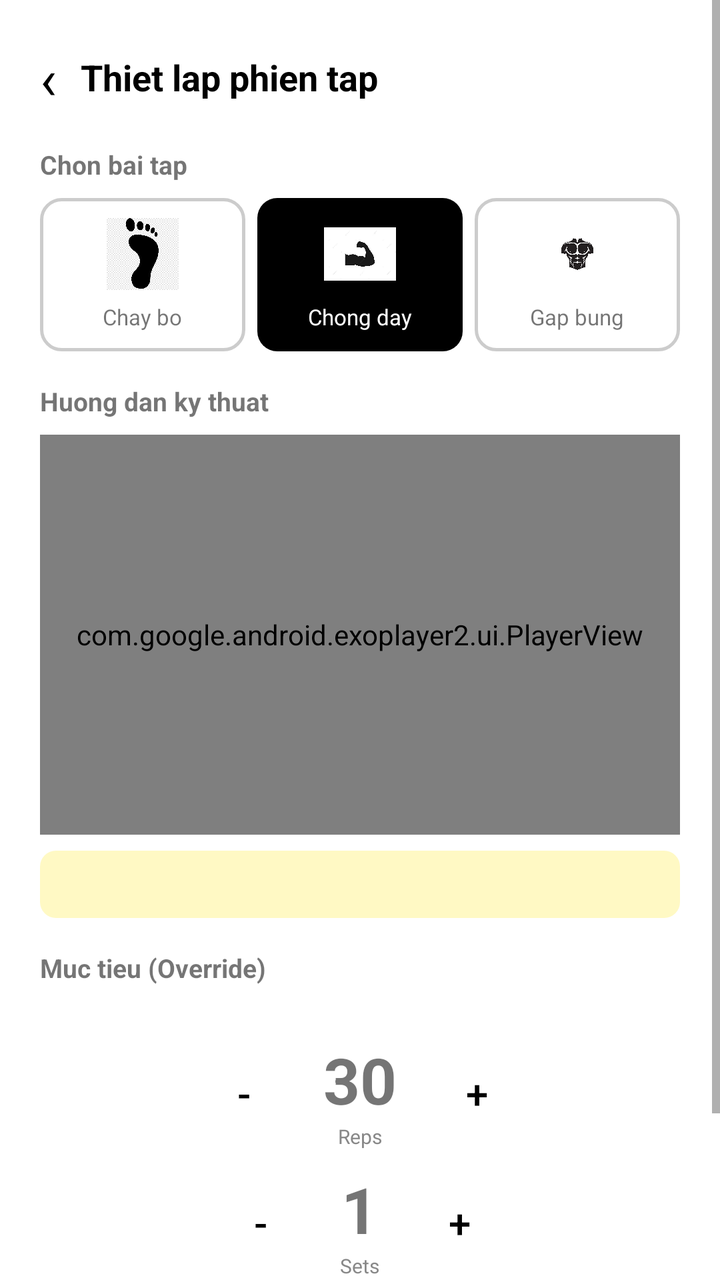
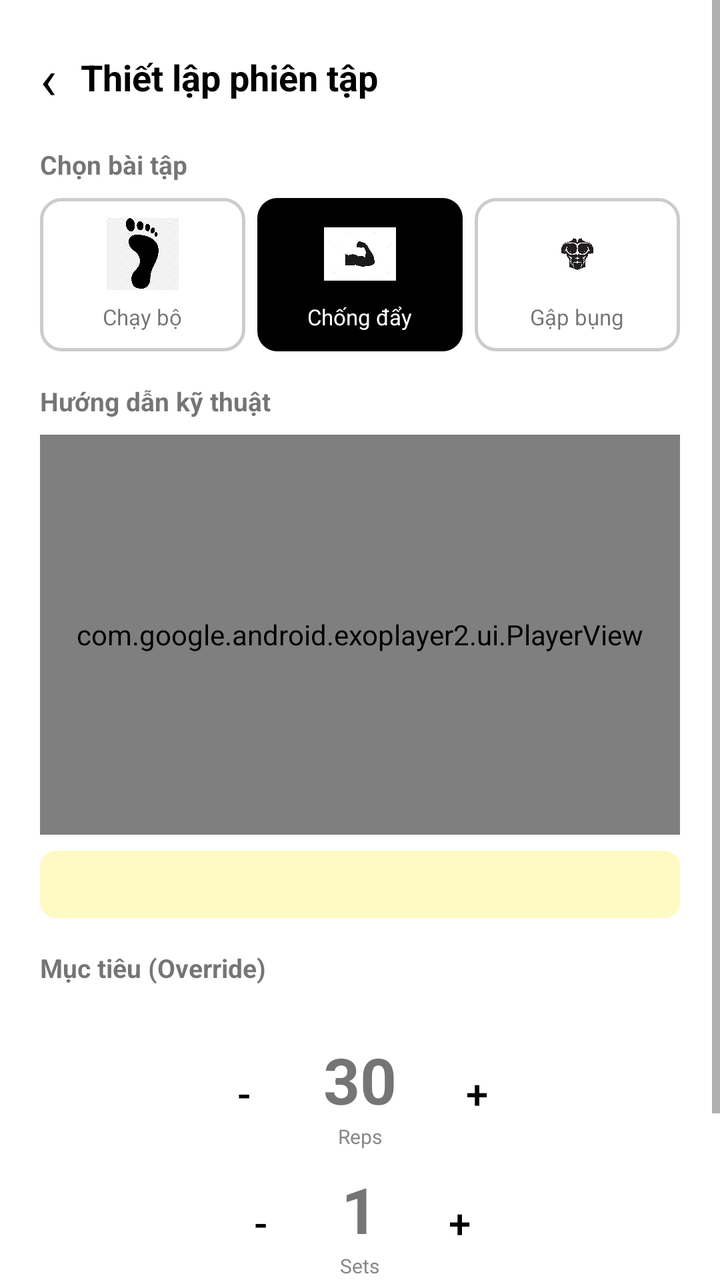

The first picture is an Android layout as it rendered before a commit; the second is the same layout after the commit. The layout source and the unified diff follow.
<!-- AndroidManifest.xml: application theme Theme.FitTrack -->
<!-- res/layout/activity_setup.xml -->
<?xml version="1.0" encoding="utf-8"?>
<ScrollView xmlns:android="http://schemas.android.com/apk/res/android"
    android:layout_width="match_parent"
    android:layout_height="match_parent"
    xmlns:app="http://schemas.android.com/apk/res-auto"
    android:background="@android:color/white">
    <LinearLayout android:layout_width="match_parent" android:layout_height="wrap_content"
        android:orientation="vertical" android:padding="20dp">
        <LinearLayout android:layout_width="match_parent" android:layout_height="wrap_content" android:gravity="center_vertical" android:layout_marginBottom="16dp">
            <TextView android:id="@+id/btnBack" android:layout_width="wrap_content" android:layout_height="wrap_content" android:text="‹" android:textSize="28sp" android:textColor="#000" android:paddingEnd="12dp" android:clickable="true" android:focusable="true" />
            <TextView android:layout_width="wrap_content" android:layout_height="wrap_content" android:text="Thiet lap phien tap" android:textSize="18sp" android:textStyle="bold" android:textColor="#000" />
        </LinearLayout>
        <TextView android:layout_width="wrap_content" android:layout_height="wrap_content" android:text="Chon bai tap" android:textSize="13sp" android:textStyle="bold" android:layout_marginBottom="8dp" />
        <LinearLayout android:layout_width="match_parent" android:layout_height="wrap_content" android:layout_marginBottom="16dp">
            <LinearLayout android:id="@+id/cardRunning" android:layout_width="0dp" android:layout_weight="1" android:layout_height="wrap_content" android:orientation="vertical" android:gravity="center" android:padding="10dp" android:layout_marginEnd="6dp" android:background="@drawable/card_unselected">
                <ImageView android:layout_width="36dp" android:layout_height="36dp" android:src="@drawable/ic_run" android:layout_marginBottom="6dp" />
                <TextView android:id="@+id/tvCardLabel1" android:layout_width="wrap_content" android:layout_height="wrap_content" android:text="Chay bo" android:textSize="11sp" />
            </LinearLayout>
            <LinearLayout android:id="@+id/cardPushup" android:layout_width="0dp" android:layout_weight="1" android:layout_height="wrap_content" android:orientation="vertical" android:gravity="center" android:padding="10dp" android:layout_marginEnd="6dp" android:background="@drawable/card_selected">
                <ImageView android:layout_width="36dp" android:layout_height="36dp" android:src="@drawable/ic_pushup" android:layout_marginBottom="6dp" />
                <TextView android:id="@+id/tvCardLabel2" android:layout_width="wrap_content" android:layout_height="wrap_content" android:text="Chong day" android:textSize="11sp" android:textColor="@android:color/white" />
            </LinearLayout>
            <LinearLayout android:id="@+id/cardSitup" android:layout_width="0dp" android:layout_weight="1" android:layout_height="wrap_content" android:orientation="vertical" android:gravity="center" android:padding="10dp" android:background="@drawable/card_unselected">
                <ImageView android:layout_width="36dp" android:layout_height="36dp" android:src="@drawable/ic_situp" android:layout_marginBottom="6dp" />
                <TextView android:id="@+id/tvCardLabel3" android:layout_width="wrap_content" android:layout_height="wrap_content" android:text="Gap bung" android:textSize="11sp" />
            </LinearLayout>
        </LinearLayout>
        <TextView android:layout_width="wrap_content" android:layout_height="wrap_content" android:text="Huong dan ky thuat" android:textSize="13sp" android:textStyle="bold" android:layout_marginBottom="8dp" />
        <com.google.android.exoplayer2.ui.PlayerView
            android:id="@+id/playerView"
            android:layout_width="match_parent"
            android:layout_height="200dp"
            android:layout_marginBottom="8dp"
            android:background="@drawable/border_rounded"
            app:use_controller="false"
            app:resize_mode="fill" />
        <LinearLayout android:layout_width="match_parent" android:layout_height="wrap_content" android:background="@drawable/bg_warning" android:padding="10dp" android:layout_marginBottom="16dp">
            <TextView android:id="@+id/tvNote" android:layout_width="match_parent" android:layout_height="wrap_content" android:textSize="10sp" android:textColor="#666" />
        </LinearLayout>
        <TextView android:layout_width="wrap_content" android:layout_height="wrap_content" android:text="Muc tieu (Override)" android:textSize="13sp" android:textStyle="bold" />
        <TextView android:id="@+id/tvAiSuggestion" android:layout_width="wrap_content" android:layout_height="wrap_content" android:textSize="10sp" android:textColor="#888" android:layout_marginBottom="12dp" />
        <LinearLayout android:layout_width="match_parent" android:layout_height="wrap_content" android:gravity="center" android:layout_marginBottom="8dp">
            <Button android:id="@+id/btnRepsMinus" android:layout_width="48dp" android:layout_height="48dp" android:text="-" android:textSize="20sp" android:backgroundTint="@android:color/white" android:textColor="#000" style="?android:attr/buttonBarButtonStyle" android:background="@drawable/border_rounded" />
            <LinearLayout android:layout_width="wrap_content" android:layout_height="wrap_content" android:orientation="vertical" android:gravity="center" android:paddingStart="16dp" android:paddingEnd="16dp">
                <TextView android:id="@+id/tvReps" android:layout_width="wrap_content" android:layout_height="wrap_content" android:text="30" android:textSize="32sp" android:textStyle="bold" />
                <TextView android:layout_width="wrap_content" android:layout_height="wrap_content" android:text="Reps" android:textSize="10sp" android:textColor="#888" />
            </LinearLayout>
            <Button android:id="@+id/btnRepsPlus" android:layout_width="48dp" android:layout_height="48dp" android:text="+" android:textSize="20sp" android:backgroundTint="@android:color/white" android:textColor="#000" style="?android:attr/buttonBarButtonStyle" android:background="@drawable/border_rounded" />
        </LinearLayout>
        <LinearLayout android:layout_width="match_parent" android:layout_height="wrap_content" android:gravity="center" android:layout_marginBottom="20dp">
            <Button android:id="@+id/btnSetsMinus" android:layout_width="48dp" android:layout_height="48dp" android:text="-" android:textSize="20sp" android:backgroundTint="@android:color/white" android:textColor="#000" style="?android:attr/buttonBarButtonStyle" android:background="@drawable/border_rounded" />
            <LinearLayout android:layout_width="wrap_content" android:layout_height="wrap_content" android:orientation="vertical" android:gravity="center" android:paddingStart="16dp" android:paddingEnd="16dp">
                <TextView android:id="@+id/tvSets" android:layout_width="wrap_content" android:layout_height="wrap_content" android:text="1" android:textSize="32sp" android:textStyle="bold" />
                <TextView android:layout_width="wrap_content" android:layout_height="wrap_content" android:text="Sets" android:textSize="10sp" android:textColor="#888" />
            </LinearLayout>
            <Button android:id="@+id/btnSetsPlus" android:layout_width="48dp" android:layout_height="48dp" android:text="+" android:textSize="20sp" android:backgroundTint="@android:color/white" android:textColor="#000" style="?android:attr/buttonBarButtonStyle" android:background="@drawable/border_rounded" />
        </LinearLayout>
        <Button android:id="@+id/btnStart" android:layout_width="match_parent" android:layout_height="56dp" android:text="Bat dau tap" android:textSize="16sp" android:textStyle="bold" android:textColor="@android:color/white" android:backgroundTint="#000" />
    </LinearLayout>
</ScrollView>
<!-- resources referenced by this layout -->
<resources>
  <!-- drawable bg_warning (drawable) -->
  <?xml version="1.0" encoding="utf-8"?>
  <shape xmlns:android="http://schemas.android.com/apk/res/android" android:shape="rectangle">
      <solid android:color="#FFF9C4" />
      <corners android:radius="8dp" />
  </shape>
  <!-- drawable border_rounded (drawable) -->
  <?xml version="1.0" encoding="utf-8"?>
  <shape xmlns:android="http://schemas.android.com/apk/res/android" android:shape="rectangle">
      <stroke android:width="1.5dp" android:color="#333333" />
      <corners android:radius="8dp" />
  </shape>
  <!-- drawable card_selected (drawable) -->
  <?xml version="1.0" encoding="utf-8"?>
  <shape xmlns:android="http://schemas.android.com/apk/res/android" android:shape="rectangle">
      <solid android:color="#000000" />
      <corners android:radius="10dp" />
  </shape>
  <!-- drawable card_unselected (drawable) -->
  <?xml version="1.0" encoding="utf-8"?>
  <shape xmlns:android="http://schemas.android.com/apk/res/android" android:shape="rectangle">
      <stroke android:width="1.5dp" android:color="#CCCCCC" />
      <corners android:radius="10dp" />
  </shape>
  <!-- drawable ic_pushup: jpg bitmap (drawable, 10812 bytes) -->
  <!-- drawable ic_run: png bitmap (drawable, 7709 bytes) -->
  <!-- drawable ic_situp: jpg bitmap (drawable, 42900 bytes) -->
  <style name="Theme.FitTrack" parent="Theme.MaterialComponents.Light.NoActionBar">
          <item name="colorPrimary">#000000</item>
          <item name="colorPrimaryDark">#000000</item>
          <item name="colorAccent">#333333</item>
          <item name="android:windowBackground">@android:color/white</item>
      </style>
</resources>

<!-- the commit's change to res/layout/activity_setup.xml (unified diff, before → after) -->
@@ -8,24 +8,24 @@
         android:orientation="vertical" android:padding="20dp">
         <LinearLayout android:layout_width="match_parent" android:layout_height="wrap_content" android:gravity="center_vertical" android:layout_marginBottom="16dp">
             <TextView android:id="@+id/btnBack" android:layout_width="wrap_content" android:layout_height="wrap_content" android:text="‹" android:textSize="28sp" android:textColor="#000" android:paddingEnd="12dp" android:clickable="true" android:focusable="true" />
-            <TextView android:layout_width="wrap_content" android:layout_height="wrap_content" android:text="Thiet lap phien tap" android:textSize="18sp" android:textStyle="bold" android:textColor="#000" />
+            <TextView android:layout_width="wrap_content" android:layout_height="wrap_content" android:text="Thiết lập phiên tập" android:textSize="18sp" android:textStyle="bold" android:textColor="#000" />
         </LinearLayout>
-        <TextView android:layout_width="wrap_content" android:layout_height="wrap_content" android:text="Chon bai tap" android:textSize="13sp" android:textStyle="bold" android:layout_marginBottom="8dp" />
+        <TextView android:layout_width="wrap_content" android:layout_height="wrap_content" android:text="Chọn bài tập" android:textSize="13sp" android:textStyle="bold" android:layout_marginBottom="8dp" />
         <LinearLayout android:layout_width="match_parent" android:layout_height="wrap_content" android:layout_marginBottom="16dp">
             <LinearLayout android:id="@+id/cardRunning" android:layout_width="0dp" android:layout_weight="1" android:layout_height="wrap_content" android:orientation="vertical" android:gravity="center" android:padding="10dp" android:layout_marginEnd="6dp" android:background="@drawable/card_unselected">
                 <ImageView android:layout_width="36dp" android:layout_height="36dp" android:src="@drawable/ic_run" android:layout_marginBottom="6dp" />
-                <TextView android:id="@+id/tvCardLabel1" android:layout_width="wrap_content" android:layout_height="wrap_content" android:text="Chay bo" android:textSize="11sp" />
+                <TextView android:id="@+id/tvCardLabel1" android:layout_width="wrap_content" android:layout_height="wrap_content" android:text="Chạy bộ" android:textSize="11sp" />
             </LinearLayout>
             <LinearLayout android:id="@+id/cardPushup" android:layout_width="0dp" android:layout_weight="1" android:layout_height="wrap_content" android:orientation="vertical" android:gravity="center" android:padding="10dp" android:layout_marginEnd="6dp" android:background="@drawable/card_selected">
                 <ImageView android:layout_width="36dp" android:layout_height="36dp" android:src="@drawable/ic_pushup" android:layout_marginBottom="6dp" />
-                <TextView android:id="@+id/tvCardLabel2" android:layout_width="wrap_content" android:layout_height="wrap_content" android:text="Chong day" android:textSize="11sp" android:textColor="@android:color/white" />
+                <TextView android:id="@+id/tvCardLabel2" android:layout_width="wrap_content" android:layout_height="wrap_content" android:text="Chống đẩy" android:textSize="11sp" android:textColor="@android:color/white" />
             </LinearLayout>
             <LinearLayout android:id="@+id/cardSitup" android:layout_width="0dp" android:layout_weight="1" android:layout_height="wrap_content" android:orientation="vertical" android:gravity="center" android:padding="10dp" android:background="@drawable/card_unselected">
                 <ImageView android:layout_width="36dp" android:layout_height="36dp" android:src="@drawable/ic_situp" android:layout_marginBottom="6dp" />
-                <TextView android:id="@+id/tvCardLabel3" android:layout_width="wrap_content" android:layout_height="wrap_content" android:text="Gap bung" android:textSize="11sp" />
+                <TextView android:id="@+id/tvCardLabel3" android:layout_width="wrap_content" android:layout_height="wrap_content" android:text="Gập bụng" android:textSize="11sp" />
             </LinearLayout>
         </LinearLayout>
-        <TextView android:layout_width="wrap_content" android:layout_height="wrap_content" android:text="Huong dan ky thuat" android:textSize="13sp" android:textStyle="bold" android:layout_marginBottom="8dp" />
+        <TextView android:layout_width="wrap_content" android:layout_height="wrap_content" android:text="Hướng dẫn kỹ thuật" android:textSize="13sp" android:textStyle="bold" android:layout_marginBottom="8dp" />
         <com.google.android.exoplayer2.ui.PlayerView
             android:id="@+id/playerView"
             android:layout_width="match_parent"
@@ -37,7 +37,7 @@
         <LinearLayout android:layout_width="match_parent" android:layout_height="wrap_content" android:background="@drawable/bg_warning" android:padding="10dp" android:layout_marginBottom="16dp">
             <TextView android:id="@+id/tvNote" android:layout_width="match_parent" android:layout_height="wrap_content" android:textSize="10sp" android:textColor="#666" />
         </LinearLayout>
-        <TextView android:layout_width="wrap_content" android:layout_height="wrap_content" android:text="Muc tieu (Override)" android:textSize="13sp" android:textStyle="bold" />
+        <TextView android:layout_width="wrap_content" android:layout_height="wrap_content" android:text="Mục tiêu (Override)" android:textSize="13sp" android:textStyle="bold" />
         <TextView android:id="@+id/tvAiSuggestion" android:layout_width="wrap_content" android:layout_height="wrap_content" android:textSize="10sp" android:textColor="#888" android:layout_marginBottom="12dp" />
         <LinearLayout android:layout_width="match_parent" android:layout_height="wrap_content" android:gravity="center" android:layout_marginBottom="8dp">
             <Button android:id="@+id/btnRepsMinus" android:layout_width="48dp" android:layout_height="48dp" android:text="-" android:textSize="20sp" android:backgroundTint="@android:color/white" android:textColor="#000" style="?android:attr/buttonBarButtonStyle" android:background="@drawable/border_rounded" />
@@ -55,6 +55,6 @@
             </LinearLayout>
             <Button android:id="@+id/btnSetsPlus" android:layout_width="48dp" android:layout_height="48dp" android:text="+" android:textSize="20sp" android:backgroundTint="@android:color/white" android:textColor="#000" style="?android:attr/buttonBarButtonStyle" android:background="@drawable/border_rounded" />
         </LinearLayout>
-        <Button android:id="@+id/btnStart" android:layout_width="match_parent" android:layout_height="56dp" android:text="Bat dau tap" android:textSize="16sp" android:textStyle="bold" android:textColor="@android:color/white" android:backgroundTint="#000" />
+        <Button android:id="@+id/btnStart" android:layout_width="match_parent" android:layout_height="56dp" android:text="Bắt đầu tập" android:textSize="16sp" android:textStyle="bold" android:textColor="@android:color/white" android:backgroundTint="#000" />
     </LinearLayout>
 </ScrollView>
